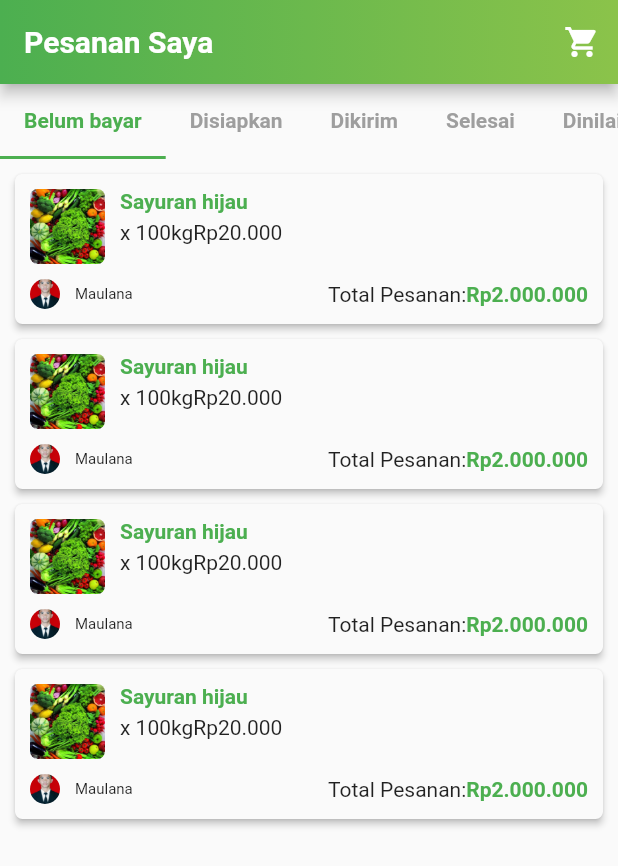
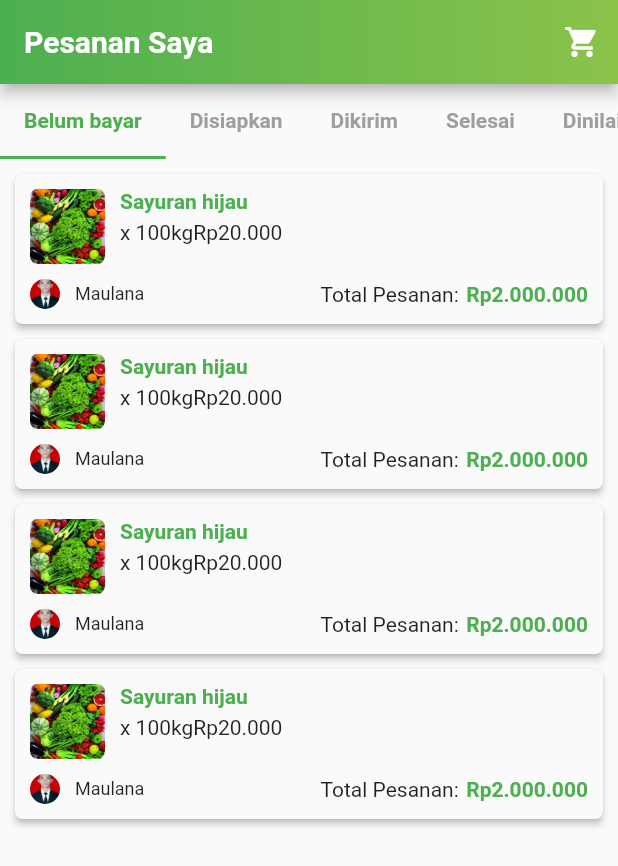
Before and after one commit to maulanasiddiq/mcommerce-frontend, a Flutter app: the History screen opened directly, on a phone screen of 412 x 824 dp. Shown: the top 866 px of the screen. Run offline on Flutter 3.47's test engine with Material 2 defaults, Android fonts, the phone set to English and light mode, and no system bars.

Commit message:
update history dan notif

```diff
--- a/lib/screen/menu/history.dart
+++ b/lib/screen/menu/history.dart
@@ -127,15 +127,10 @@ class _HistoryState extends State<History> with SingleTickerProviderStateMixin {
                                                 height: 5,
                                               ),
                                               Row(
+                                                mainAxisAlignment: MainAxisAlignment.spaceAround,
                                                 children: <Widget>[
-                                                  Column(children: <Widget>[
-                                                    Text("x 100kg")
-                                                  ]),
-                                                  Column(
-                                                    crossAxisAlignment: CrossAxisAlignment.end,
-                                                    children: <Widget>[
-                                                    Text("Rp20.000")
-                                                  ]),
+                                                  Text("x 100kg"),
+                                                  Text("Rp20.000"),
                                                 ],
                                               ),
                                             ]),
@@ -167,13 +162,16 @@ class _HistoryState extends State<History> with SingleTickerProviderStateMixin {
                                             Text(
                                               "Maulana",
                                               style: TextStyle(
-                                                fontSize: 10,
+                                                fontSize: 12,
                                               ),
                                             ),
                                           ],
                                         ),
                                         Row(children: <Widget>[
                                           Text("Total Pesanan:"),
+                                          SizedBox(
+                                            width: 5,
+                                          ),
                                           Text(
                                             "Rp2.000.000",
                                             style: TextStyle(
```
Also changed, not shown: lib/screen/menu/notif.dart (+9 -2 lines).
